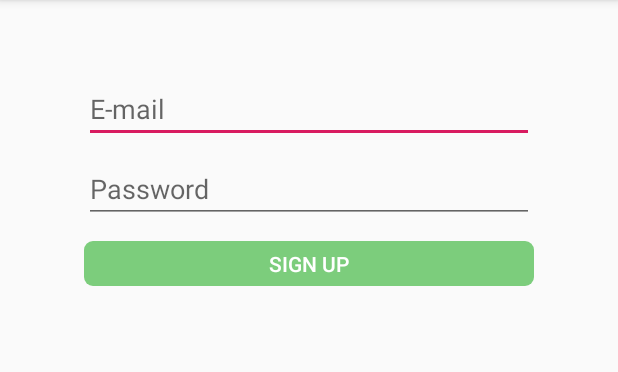
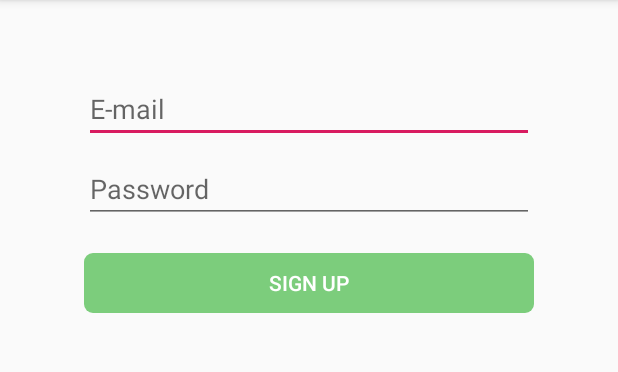
Before and after one commit to chendatao407786/Projet_NFC_THIAW_NDIAYE_CHEN, an Android app: the SignUpActivity screen opened directly, with no data from a screen before it, on a phone screen of 412 x 824 dp, the part 84-456 px from its top. Run offline under Robolectric (Android 15) with nearby library versions, the phone set to English and light mode, and no system bars.

Commit message:
Update activity_sign_up.xml

```diff
--- a/EasyCommand/app/src/main/res/layout/activity_sign_up.xml
+++ b/EasyCommand/app/src/main/res/layout/activity_sign_up.xml
@@ -37,9 +37,9 @@
         android:id="@+id/login_button"
         android:radius="10dp"
         android:layout_width="300dp"
-        android:layout_height="30dp"
+        android:layout_height="40dp"
         android:layout_marginStart="8dp"
-        android:layout_marginTop="12dp"
+        android:layout_marginTop="20dp"
         android:layout_marginEnd="8dp"
         android:background="@drawable/button_unfocused"
         android:backgroundTint="#7CCD7C"
```
